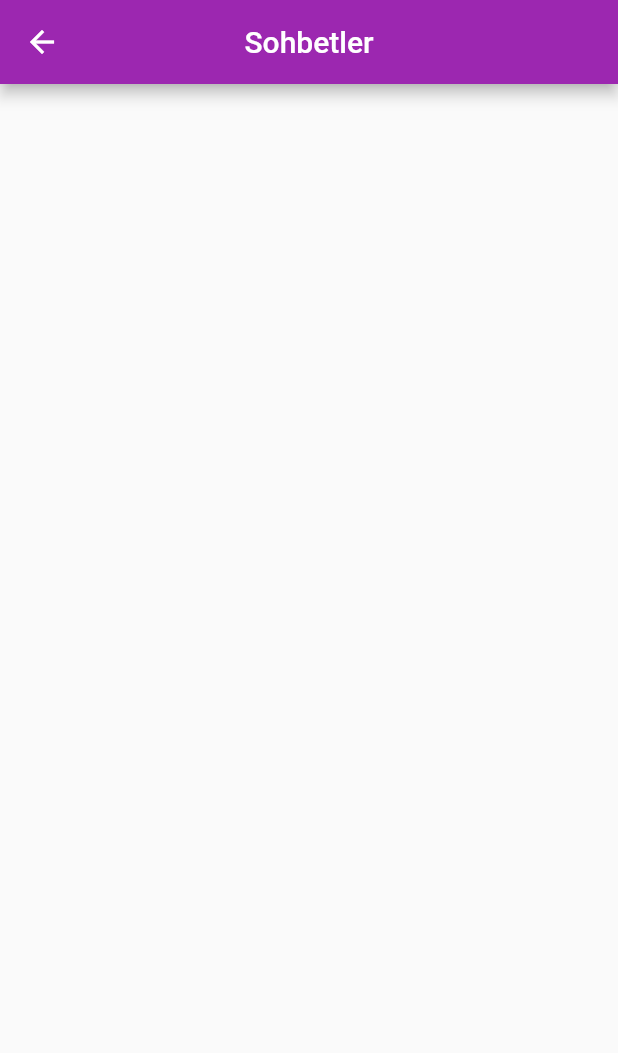
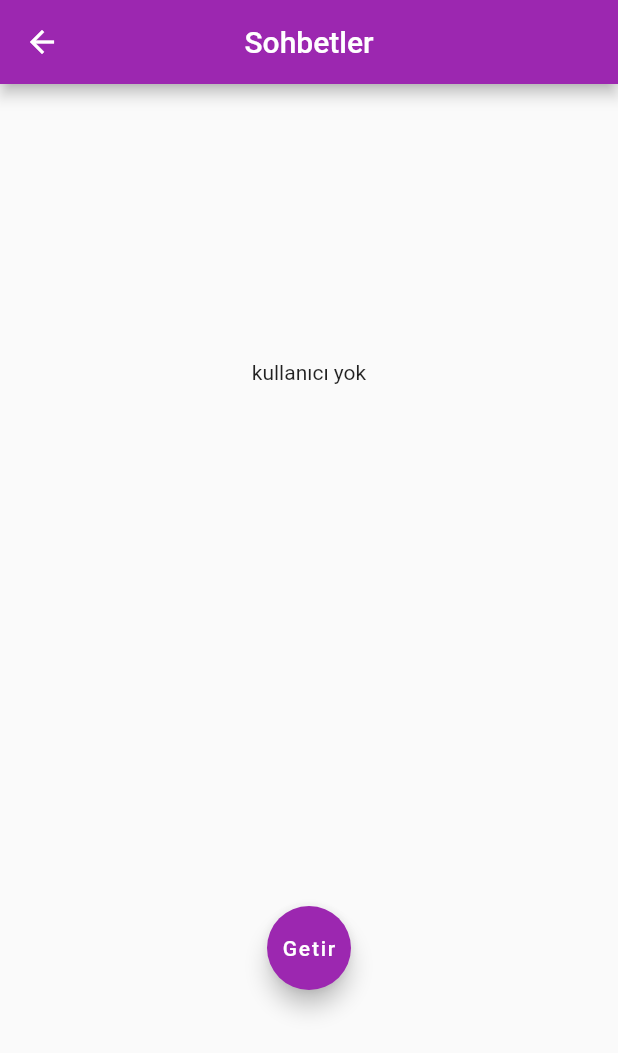
Before and after one commit to huseyindogan00/live_chat_app, a Flutter app: the MyTalksPage screen opened directly, on a phone screen of 412 x 824 dp. Shown: the top 1053 px of the screen. Run offline on Flutter 3.47's test engine with Material 2 defaults, Android fonts, the phone set to English and light mode, and no system bars; our stand-ins replace cloud_firestore, firebase_auth, firebase_core, firebase_storage, get_it, google_sign_in and 3 more; missing offline and left inert: dart:ffi; accounts and stored records are empty.

Commit message:
userpage sayfalama

```diff
--- a/lib/ui/components/common/future_users_widget.dart
+++ b/lib/ui/components/common/future_users_widget.dart
@@ -1,11 +1,15 @@
+import 'package:cloud_firestore/cloud_firestore.dart';
+import 'package:firebase_storage/firebase_storage.dart';
 import 'package:flutter/material.dart';
 import 'package:live_chat_app/core/constant/image/image_const_path.dart';
 import 'package:live_chat_app/data/models/user_model.dart';
 import 'package:live_chat_app/ui/pages/talk/talk_page.dart';
 import 'package:live_chat_app/ui/viewmodel/user_view_model.dart';
+import 'package:provider/provider.dart';
 
 class FutureUsersWidget extends StatefulWidget {
-  FutureUsersWidget({super.key, required this.userViewModel, this.isTalks = false});
+  FutureUsersWidget(
+      {super.key, required this.userViewModel, this.isTalks = false});
   final UserViewModel userViewModel;
   bool isTalks;
 
@@ -14,22 +18,94 @@ class FutureUsersWidget extends StatefulWidget {
 }
 
 class _FutureUsersWidgetState extends State<FutureUsersWidget> {
-  late final UserViewModel _userViewModel;
-  late final bool _isTalks;
-  final GlobalKey<RefreshIndicatorState> _refreshKey = GlobalKey<RefreshIndicatorState>();
-  final GlobalKey<RefreshIndicatorState> _refreshKey2 = GlobalKey<RefreshIndicatorState>();
+  List<UserModel> _allUsersModel = [];
+  bool _isLoading = false;
+  bool _hasMore = true;
+  int _pageCount = 5;
+  UserModel? _endUserModel;
+  ScrollController _scrollController = ScrollController();
 
   @override
   void initState() {
     super.initState();
-    _userViewModel = widget.userViewModel;
-    _isTalks = widget.isTalks;
+    _scrollController.addListener(
+      () {
+        if (_scrollController.position.atEdge) {
+          print('kenarda');
+          if (_scrollController.position == 0) {
+            print('liste başta');
+          } else {
+            fetchUser(_endUserModel);
+          }
+        }
+      },
+    );
   }
 
   @override
   Widget build(BuildContext context) {
-    return Center(
-      child: Container(),
+    UserViewModel _userViewModel = Provider.of<UserViewModel>(context);
+    return Column(
+      children: [
+        Expanded(
+          child: _allUsersModel.isEmpty
+              ? const Center(child: Text('kullanıcı yok'))
+              : _buildUserList(),
+        ),
+        _isLoading
+            ? const Center(child: CircularProgressIndicator())
+            : Container(),
+        Expanded(
+          child: FloatingActionButton(
+            child: const Text('Getir'),
+            onPressed: () {
+              fetchUser(_endUserModel);
+            },
+          ),
+        ),
+      ],
+    );
+  }
+
+  fetchUser(UserModel? endUserModel) async {
+    setState(() {
+      _isLoading = true;
+    });
+
+    var firebase = FirebaseFirestore.instance;
+    QuerySnapshot<Map<String, dynamic>> snapshot;
+    if (endUserModel == null) {
+      snapshot =
+          await firebase.collection('users').orderBy('userName').limit(3).get();
+    } else {
+      snapshot = await firebase
+          .collection('users')
+          .orderBy('userName')
+          .startAfter([endUserModel.userName])
+          .limit(3)
+          .get();
+    }
+
+    for (var data in snapshot.docs) {
+      _allUsersModel.add(UserModel.fromMap(data.data()));
+    }
+
+    _endUserModel = _allUsersModel.last;
+
+    setState(() {
+      _isLoading = false;
+    });
+  }
+
+  _buildUserList() {
+    return ListView.builder(
+      controller: _scrollController,
+      itemCount: _allUsersModel.length,
+      itemBuilder: (context, index) {
+        return ListTile(
+          title: Text(_allUsersModel[index].userName.toString()),
+        );
+      },
     );
   }
 }
```
